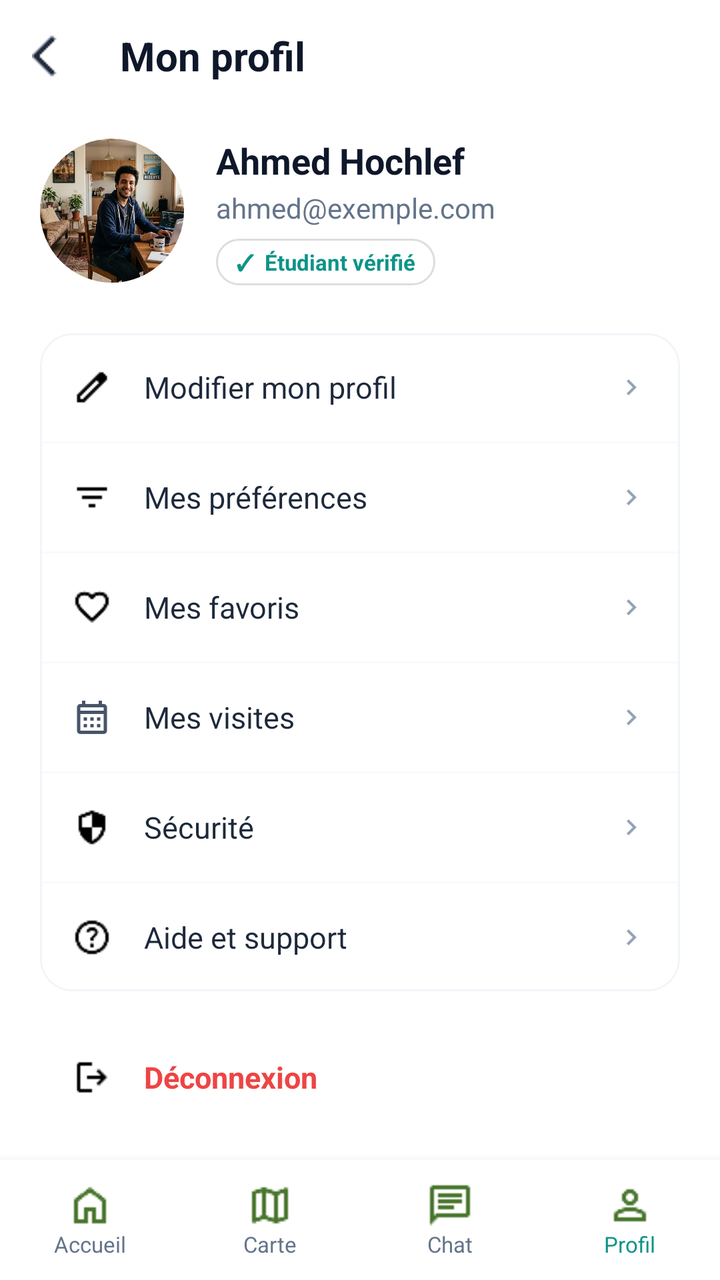
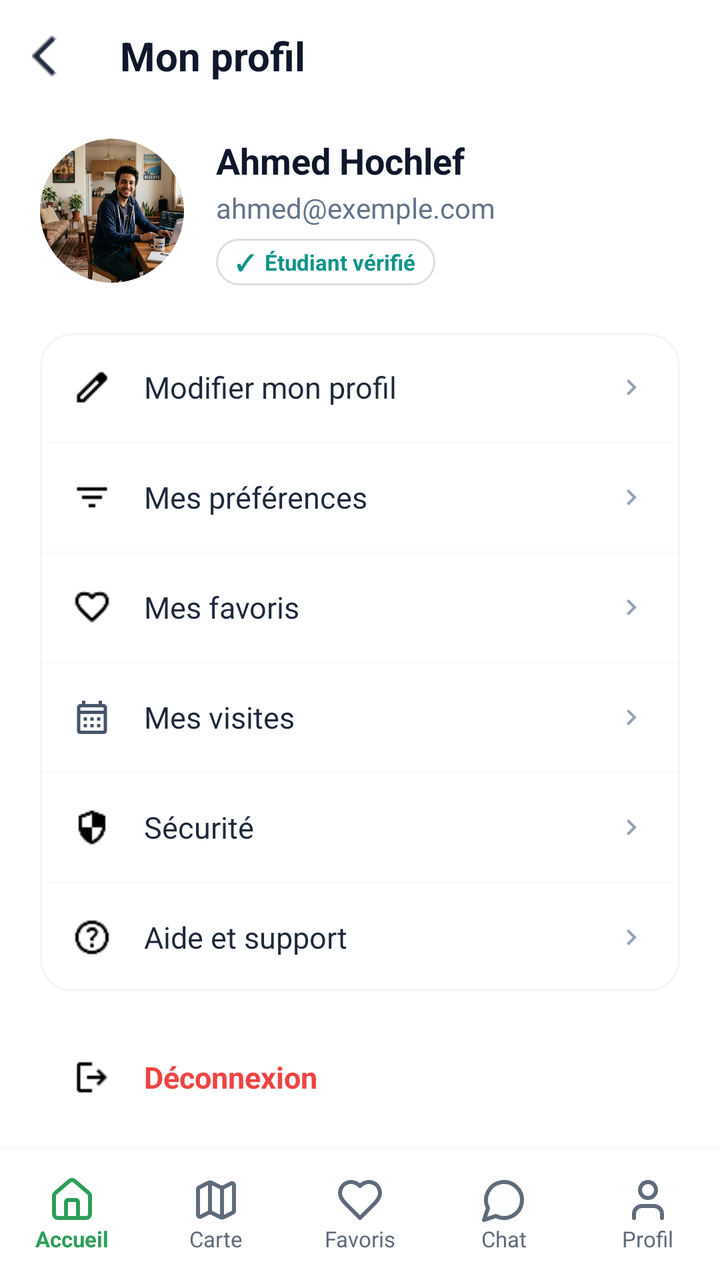

Before-and-after screenshots of an Android layout around one commit, followed by the original layout XML and the change that was made.
<!-- AndroidManifest.xml: application theme Theme.DIAR -->
<!-- res/layout/interface_17_promax.xml -->
<?xml version="1.0" encoding="utf-8"?>
<androidx.constraintlayout.widget.ConstraintLayout
    xmlns:android="http://schemas.android.com/apk/res/android"
    xmlns:app="http://schemas.android.com/apk/res-auto"
    xmlns:tools="http://schemas.android.com/tools"
    android:layout_width="match_parent"
    android:layout_height="match_parent"
    android:background="#FFFFFF">

    
    <LinearLayout
        android:id="@+id/header"
        android:layout_width="0dp"
        android:layout_height="56dp"
        android:gravity="center_vertical"
        android:orientation="horizontal"
        android:paddingHorizontal="16dp"
        app:layout_constraintTop_toTopOf="parent"
        app:layout_constraintStart_toStartOf="parent"
        app:layout_constraintEnd_toEndOf="parent">

        <ImageView
            android:id="@+id/btnBack"
            android:layout_width="24dp"
            android:layout_height="24dp"
            android:src="@drawable/arrow_back"
            app:tint="#1E293B"
            tools:ignore="ContentDescription" />

        <TextView
            android:layout_width="wrap_content"
            android:layout_height="wrap_content"
            android:layout_marginStart="20dp"
            android:text="Mon profil"
            android:textColor="#0F172A"
            android:textSize="20sp"
            android:textStyle="bold" />
    </LinearLayout>

    
    <ScrollView
        android:layout_width="0dp"
        android:layout_height="0dp"
        android:fillViewport="true"
        android:scrollbars="none"
        app:layout_constraintTop_toBottomOf="@id/header"
        app:layout_constraintBottom_toTopOf="@id/bottomNavigation"
        app:layout_constraintStart_toStartOf="parent"
        app:layout_constraintEnd_toEndOf="parent">

        <LinearLayout
            android:layout_width="match_parent"
            android:layout_height="wrap_content"
            android:orientation="vertical"
            android:paddingHorizontal="20dp"
            android:paddingTop="12dp"
            android:paddingBottom="20dp">

            
            <LinearLayout
                android:layout_width="match_parent"
                android:layout_height="wrap_content"
                android:gravity="center_vertical"
                android:orientation="horizontal"
                android:layout_marginBottom="24dp">

                
                <androidx.cardview.widget.CardView
                    android:layout_width="72dp"
                    android:layout_height="72dp"
                    app:cardCornerRadius="36dp"
                    app:cardElevation="0dp"
                    app:cardBackgroundColor="#F1F5F9">

                    <ImageView
                        android:id="@+id/ivProfile"
                        android:layout_width="match_parent"
                        android:layout_height="match_parent"
                        android:scaleType="centerCrop"
                        android:src="@drawable/coloc"
                        tools:ignore="ContentDescription" />
                </androidx.cardview.widget.CardView>

                <LinearLayout
                    android:layout_width="0dp"
                    android:layout_height="wrap_content"
                    android:layout_marginStart="16dp"
                    android:layout_weight="1"
                    android:orientation="vertical">

                    <TextView
                        android:id="@+id/tvName"
                        android:layout_width="wrap_content"
                        android:layout_height="wrap_content"
                        android:text="Ahmed Hochlef"
                        android:textColor="#0F172A"
                        android:textSize="18sp"
                        android:textStyle="bold" />

                    <TextView
                        android:id="@+id/tvEmail"
                        android:layout_width="wrap_content"
                        android:layout_height="wrap_content"
                        android:layout_marginTop="2dp"
                        android:text="ahmed@exemple.com"
                        android:textColor="#64748B"
                        android:textSize="14sp" />

                    
                    <TextView
                        android:id="@+id/tvVerified"
                        android:layout_width="wrap_content"
                        android:layout_height="wrap_content"
                        android:layout_marginTop="6dp"
                        android:background="@drawable/bg_search_bar"
                        android:paddingHorizontal="10dp"
                        android:paddingVertical="4dp"
                        android:text="✓  Étudiant vérifié"
                        android:textColor="#0D9488"
                        android:textSize="11sp"
                        android:textStyle="bold" />
                </LinearLayout>

            </LinearLayout>

            
            <com.google.android.material.card.MaterialCardView
                android:layout_width="match_parent"
                android:layout_height="wrap_content"
                app:cardCornerRadius="16dp"
                app:cardElevation="0dp"
                app:strokeWidth="1dp"
                app:strokeColor="#F1F5F9"
                app:cardBackgroundColor="@android:color/white">

                <LinearLayout
                    android:layout_width="match_parent"
                    android:layout_height="wrap_content"
                    android:orientation="vertical">

                    
                    <LinearLayout
                        android:id="@+id/optionEditProfile"
                        android:layout_width="match_parent"
                        android:layout_height="54dp"
                        android:background="?attr/selectableItemBackground"
                        android:clickable="true"
                        android:focusable="true"
                        android:gravity="center_vertical"
                        android:paddingHorizontal="16dp">

                        <ImageView
                            android:layout_width="20dp"
                            android:layout_height="20dp"
                            android:src="@drawable/modify"
                            tools:ignore="ContentDescription" />

                        <TextView
                            android:layout_width="0dp"
                            android:layout_height="wrap_content"
                            android:layout_marginStart="16dp"
                            android:layout_weight="1"
                            android:text="Modifier mon profil"
                            android:textColor="#1E293B"
                            android:textSize="15sp" />

                        <ImageView
                            android:layout_width="16dp"
                            android:layout_height="16dp"
                            android:src="@drawable/ic_chevron_right"
                            app:tint="#94A3B8"
                            tools:ignore="ContentDescription" />
                    </LinearLayout>

                    <View
                        android:layout_width="match_parent"
                        android:layout_height="1dp"
                        android:background="#F8FAFC" />

                    
                    <LinearLayout
                        android:id="@+id/optionPreferences"
                        android:layout_width="match_parent"
                        android:layout_height="54dp"
                        android:background="?attr/selectableItemBackground"
                        android:clickable="true"
                        android:focusable="true"
                        android:gravity="center_vertical"
                        android:paddingHorizontal="16dp">

                        <ImageView
                            android:layout_width="20dp"
                            android:layout_height="20dp"
                            android:src="@drawable/filter"
                            tools:ignore="ContentDescription" />

                        <TextView
                            android:layout_width="0dp"
                            android:layout_height="wrap_content"
                            android:layout_marginStart="16dp"
                            android:layout_weight="1"
                            android:text="Mes préférences"
                            android:textColor="#1E293B"
                            android:textSize="15sp" />

                        <ImageView
                            android:layout_width="16dp"
                            android:layout_height="16dp"
                            android:src="@drawable/ic_chevron_right"
                            app:tint="#94A3B8"
                            tools:ignore="ContentDescription" />
                    </LinearLayout>

                    <View
                        android:layout_width="match_parent"
                        android:layout_height="1dp"
                        android:background="#F8FAFC" />

                    
                    <LinearLayout
                        android:id="@+id/optionFavorites"
                        android:layout_width="match_parent"
                        android:layout_height="54dp"
                        android:background="?attr/selectableItemBackground"
                        android:clickable="true"
                        android:focusable="true"
                        android:gravity="center_vertical"
                        android:paddingHorizontal="16dp">

                        <ImageView
                            android:layout_width="20dp"
                            android:layout_height="20dp"
                            android:src="@drawable/heart"
                            app:tint="@color/black"
                            tools:ignore="ContentDescription" />

                        <TextView
                            android:layout_width="0dp"
                            android:layout_height="wrap_content"
                            android:layout_marginStart="16dp"
                            android:layout_weight="1"
                            android:text="Mes favoris"
                            android:textColor="#1E293B"
                            android:textSize="15sp" />

                        <ImageView
                            android:layout_width="16dp"
                            android:layout_height="16dp"
                            android:src="@drawable/ic_chevron_right"
                            app:tint="#94A3B8"
                            tools:ignore="ContentDescription" />
                    </LinearLayout>

                    <View
                        android:layout_width="match_parent"
                        android:layout_height="1dp"
                        android:background="#F8FAFC" />

                    
                    <LinearLayout
                        android:id="@+id/optionVisits"
                        android:layout_width="match_parent"
                        android:layout_height="54dp"
                        android:background="?attr/selectableItemBackground"
                        android:clickable="true"
                        android:focusable="true"
                        android:gravity="center_vertical"
                        android:paddingHorizontal="16dp">

                        <ImageView
                            android:layout_width="20dp"
                            android:layout_height="20dp"
                            android:src="@drawable/ic_calendar"
                            app:tint="#475569"
                            tools:ignore="ContentDescription" />

                        <TextView
                            android:layout_width="0dp"
                            android:layout_height="wrap_content"
                            android:layout_marginStart="16dp"
                            android:layout_weight="1"
                            android:text="Mes visites"
                            android:textColor="#1E293B"
                            android:textSize="15sp" />

                        <ImageView
                            android:layout_width="16dp"
                            android:layout_height="16dp"
                            android:src="@drawable/ic_chevron_right"
                            app:tint="#94A3B8"
                            tools:ignore="ContentDescription" />
                    </LinearLayout>

                    <View
                        android:layout_width="match_parent"
                        android:layout_height="1dp"
                        android:background="#F8FAFC" />

                    
                    <LinearLayout
                        android:id="@+id/optionSecurity"
                        android:layout_width="match_parent"
                        android:layout_height="54dp"
                        android:background="?attr/selectableItemBackground"
                        android:clickable="true"
                        android:focusable="true"
                        android:gravity="center_vertical"
                        android:paddingHorizontal="16dp">

                        <ImageView
                            android:layout_width="20dp"
                            android:layout_height="20dp"
                            android:src="@drawable/security"
                            tools:ignore="ContentDescription" />

                        <TextView
                            android:layout_width="0dp"
                            android:layout_height="wrap_content"
                            android:layout_marginStart="16dp"
                            android:layout_weight="1"
                            android:text="Sécurité"
                            android:textColor="#1E293B"
                            android:textSize="15sp" />

                        <ImageView
                            android:layout_width="16dp"
                            android:layout_height="16dp"
                            android:src="@drawable/ic_chevron_right"
                            app:tint="#94A3B8"
                            tools:ignore="ContentDescription" />
                    </LinearLayout>

                    <View
                        android:layout_width="match_parent"
                        android:layout_height="1dp"
                        android:background="#F8FAFC" />

                    
                    <LinearLayout
                        android:id="@+id/optionHelp"
                        android:layout_width="match_parent"
                        android:layout_height="54dp"
                        android:background="?attr/selectableItemBackground"
                        android:clickable="true"
                        android:focusable="true"
                        android:gravity="center_vertical"
                        android:paddingHorizontal="16dp">

                        <ImageView
                            android:layout_width="20dp"
                            android:layout_height="20dp"
                            android:src="@drawable/help"
                            tools:ignore="ContentDescription" />

                        <TextView
                            android:layout_width="0dp"
                            android:layout_height="wrap_content"
                            android:layout_marginStart="16dp"
                            android:layout_weight="1"
                            android:text="Aide et support"
                            android:textColor="#1E293B"
                            android:textSize="15sp" />

                        <ImageView
                            android:layout_width="16dp"
                            android:layout_height="16dp"
                            android:src="@drawable/ic_chevron_right"
                            app:tint="#94A3B8"
                            tools:ignore="ContentDescription" />
                    </LinearLayout>

                </LinearLayout>
            </com.google.android.material.card.MaterialCardView>

            
            <LinearLayout
                android:id="@+id/optionLogout"
                android:layout_width="match_parent"
                android:layout_height="54dp"
                android:layout_marginTop="16dp"
                android:background="?attr/selectableItemBackground"
                android:clickable="true"
                android:focusable="true"
                android:gravity="center_vertical"
                android:paddingHorizontal="16dp">

                <ImageView
                    android:layout_width="20dp"
                    android:layout_height="20dp"
                    android:src="@drawable/logout"
                    tools:ignore="ContentDescription" />

                <TextView
                    android:layout_width="wrap_content"
                    android:layout_height="wrap_content"
                    android:layout_marginStart="16dp"
                    android:text="Déconnexion"
                    android:textColor="#EF4444"
                    android:textSize="15sp"
                    android:textStyle="bold" />
            </LinearLayout>

        </LinearLayout>
    </ScrollView>

    
    <include
        android:id="@+id/bottomNavigation"
        layout="@layout/interface_barre_navigation"
        android:layout_width="0dp"
        android:layout_height="60dp"
        app:layout_constraintBottom_toBottomOf="parent"
        app:layout_constraintStart_toStartOf="parent"
        app:layout_constraintEnd_toEndOf="parent" />

</androidx.constraintlayout.widget.ConstraintLayout>
<!-- res/layout/interface_barre_navigation.xml (included above) -->
<?xml version="1.0" encoding="utf-8"?>
<LinearLayout xmlns:android="http://schemas.android.com/apk/res/android"
    android:layout_width="match_parent"
    android:layout_height="60dp"
    android:orientation="horizontal"
    android:background="#FFFFFF"
    android:elevation="8dp"
    android:gravity="center">

    
    <LinearLayout
        android:id="@+id/navAccueil"
        android:layout_width="0dp"
        android:layout_height="match_parent"
        android:layout_weight="1"
        android:gravity="center"
        android:orientation="vertical"
        android:clickable="true"
        android:focusable="true"
        android:background="?attr/selectableItemBackground">

        <ImageView
            android:layout_width="24dp"
            android:layout_height="24dp"
            android:src="@drawable/home"
            android:pointerIcon="hand" />

        <TextView
            android:layout_width="wrap_content"
            android:layout_height="wrap_content"
            android:text="Accueil"
            android:textSize="11sp"
            android:textColor="#64748B" />
    </LinearLayout>

    
    <LinearLayout
        android:id="@+id/navCarte"
        android:layout_width="0dp"
        android:layout_height="match_parent"
        android:layout_weight="1"
        android:gravity="center"
        android:orientation="vertical"
        android:clickable="true"
        android:focusable="true"
        android:background="?attr/selectableItemBackground">

        <ImageView
            android:layout_width="24dp"
            android:layout_height="24dp"
            android:src="@drawable/map" />

        <TextView
            android:layout_width="wrap_content"
            android:layout_height="wrap_content"
            android:text="Carte"
            android:textSize="11sp"
            android:textColor="#64748B" />
    </LinearLayout>

    
    <LinearLayout
        android:id="@+id/navChat"
        android:layout_width="0dp"
        android:layout_height="match_parent"
        android:layout_weight="1"
        android:gravity="center"
        android:orientation="vertical"
        android:clickable="true"
        android:focusable="true"
        android:background="?attr/selectableItemBackground">

        <ImageView
            android:layout_width="24dp"
            android:layout_height="24dp"
            android:src="@drawable/chat" />

        <TextView
            android:layout_width="wrap_content"
            android:layout_height="wrap_content"
            android:text="Chat"
            android:textSize="11sp"
            android:textColor="#64748B" />
    </LinearLayout>

    
    <LinearLayout
        android:id="@+id/navProfil"
        android:layout_width="0dp"
        android:layout_height="match_parent"
        android:layout_weight="1"
        android:gravity="center"
        android:orientation="vertical"
        android:clickable="true"
        android:focusable="true"
        android:background="?attr/selectableItemBackground">

        <ImageView
            android:layout_width="24dp"
            android:layout_height="24dp"
            android:src="@drawable/person" />

        <TextView
            android:layout_width="wrap_content"
            android:layout_height="wrap_content"
            android:text="Profil"
            android:textSize="11sp"
            android:textColor="#0D9488" />
    </LinearLayout>

</LinearLayout>
<!-- resources referenced by this layout -->
<resources>
  <color name="black">#FF000000</color>
  <!-- drawable bg_search_bar (drawable) -->
  <?xml version="1.0" encoding="utf-8"?>
  <shape xmlns:android="http://schemas.android.com/apk/res/android">
      <solid android:color="#FFFFFF" />
      <corners android:radius="12dp" />
      <stroke
          android:width="1dp"
          android:color="#DDDDDD" />
  </shape>
  <!-- drawable chat: png bitmap (drawable, 279 bytes) -->
  <!-- drawable home: png bitmap (drawable, 370 bytes) -->
  <!-- drawable map: png bitmap (drawable, 513 bytes) -->
  <!-- drawable person: png bitmap (drawable, 449 bytes) -->
  <style name="Theme.DIAR" parent="Base.Theme.DIAR" />
  <style name="Base.Theme.DIAR" parent="Theme.Material3.DayNight.NoActionBar">
          
          
      </style>
  <!-- unchanged entries left out for length: 10 -->
</resources>

<!-- the commit's change to res/layout/interface_17_promax.xml (unified diff, before → after) -->
@@ -408,7 +408,7 @@
         android:id="@+id/bottomNavigation"
         layout="@layout/interface_barre_navigation"
         android:layout_width="0dp"
-        android:layout_height="60dp"
+        android:layout_height="65dp"
         app:layout_constraintBottom_toBottomOf="parent"
         app:layout_constraintStart_toStartOf="parent"
         app:layout_constraintEnd_toEndOf="parent" />
@@ -416,113 +416,142 @@
 </androidx.constraintlayout.widget.ConstraintLayout>
 <!-- res/layout/interface_barre_navigation.xml (included above) -->
 <?xml version="1.0" encoding="utf-8"?>
-<LinearLayout xmlns:android="http://schemas.android.com/apk/res/android"
+<LinearLayout
+    xmlns:android="http://schemas.android.com/apk/res/android"
+    xmlns:app="http://schemas.android.com/apk/res-auto"
+    android:id="@+id/bottom_nav"
     android:layout_width="match_parent"
-    android:layout_height="60dp"
-    android:orientation="horizontal"
+    android:layout_height="64dp"
     android:background="#FFFFFF"
     android:elevation="8dp"
-    android:gravity="center">
-
-    
+    android:gravity="center"
+    android:orientation="horizontal"
+    android:weightSum="5">
+
     <LinearLayout
-        android:id="@+id/navAccueil"
+        android:id="@+id/nav_accueil"
         android:layout_width="0dp"
         android:layout_height="match_parent"
         android:layout_weight="1"
         android:gravity="center"
         android:orientation="vertical"
-        android:clickable="true"
-        android:focusable="true"
-        android:background="?attr/selectableItemBackground">
+        android:background="?attr/selectableItemBackgroundBorderless">
 
         <ImageView
+            android:id="@+id/icon_accueil"
             android:layout_width="24dp"
             android:layout_height="24dp"
-            android:src="@drawable/home"
-            android:pointerIcon="hand" />
+            android:src="@drawable/ic_homee"
+            app:tint="#2E9E5B"/>
 
         <TextView
+            android:id="@+id/text_accueil"
             android:layout_width="wrap_content"
             android:layout_height="wrap_content"
             android:text="Accueil"
+            android:textColor="#2E9E5B"
             android:textSize="11sp"
-            android:textColor="#64748B" />
+            android:textStyle="bold"/>
     </LinearLayout>
 
-    
     <LinearLayout
-        android:id="@+id/navCarte"
+        android:id="@+id/nav_carte"
         android:layout_width="0dp"
         android:layout_height="match_parent"
         android:layout_weight="1"
         android:gravity="center"
         android:orientation="vertical"
-        android:clickable="true"
-        android:focusable="true"
-        android:background="?attr/selectableItemBackground">
+        android:background="?attr/selectableItemBackgroundBorderless">
 
         <ImageView
+            android:id="@+id/icon_carte"
             android:layout_width="24dp"
             android:layout_height="24dp"
-            android:src="@drawable/map" />
+            android:src="@drawable/ic_map"
+            app:tint="#5F6B7A"/>
 
         <TextView
+            android:id="@+id/text_carte"
             android:layout_width="wrap_content"
             android:layout_height="wrap_content"
             android:text="Carte"
-            android:textSize="11sp"
-            android:textColor="#64748B" />
+            android:textColor="#5F6B7A"
+            android:textSize="11sp"/>
     </LinearLayout>
 
-    
     <LinearLayout
-        android:id="@+id/navChat"
+        android:id="@+id/nav_favoris"
         android:layout_width="0dp"
         android:layout_height="match_parent"
         android:layout_weight="1"
         android:gravity="center"
         android:orientation="vertical"
-        android:clickable="true"
-        android:focusable="true"
-        android:background="?attr/selectableItemBackground">
+        android:background="?attr/selectableItemBackgroundBorderless">
 
         <ImageView
+            android:id="@+id/icon_favoris"
             android:layout_width="24dp"
             android:layout_height="24dp"
-            android:src="@drawable/chat" />
+            android:src="@drawable/ic_heart"
+            app:tint="#5F6B7A"/>
 
         <TextView
+            android:id="@+id/text_favoris"
             android:layout_width="wrap_content"
             android:layout_height="wrap_content"
-            android:text="Chat"
-            android:textSize="11sp"
-            android:textColor="#64748B" />
+            android:text="Favoris"
+            android:textColor="#5F6B7A"
+            android:textSize="11sp"/>
     </LinearLayout>
 
-    
     <LinearLayout
-        android:id="@+id/navProfil"
+        android:id="@+id/nav_chat"
         android:layout_width="0dp"
         android:layout_height="match_parent"
         android:layout_weight="1"
         android:gravity="center"
         android:orientation="vertical"
-        android:clickable="true"
-        android:focusable="true"
-        android:background="?attr/selectableItemBackground">
+        android:background="?attr/selectableItemBackgroundBorderless">
 
         <ImageView
+            android:id="@+id/icon_chat"
             android:layout_width="24dp"
             android:layout_height="24dp"
-            android:src="@drawable/person" />
+            android:src="@drawable/ic_chatt"
+            app:tint="#5F6B7A"/>
 
         <TextView
+            android:id="@+id/text_chat"
             android:layout_width="wrap_content"
             android:layout_height="wrap_content"
+            android:text="Chat"
+            android:textColor="#5F6B7A"
+            android:textSize="11sp"/>
+    </LinearLayout>
+
+    <LinearLayout
+        android:id="@+id/nav_profil"
+        android:layout_width="0dp"
+        android:layout_height="match_parent"
+        android:layout_weight="1"
+        android:gravity="center"
+        android:orientation="vertical"
+        android:background="?attr/selectableItemBackgroundBorderless">
+
+        <ImageView
+            android:id="@+id/icon_profil"
+            android:layout_width="24dp"
+            android:layout_height="24dp"
+            android:src="@drawable/ic_user"
+            app:tint="#5F6B7A"/>
+
+        <TextView
+            android:id="@+id/text_profil"
+            android:layout_width="wrap_content"
+            android:layout_height="wrap_content"
             android:text="Profil"
-            android:textSize="11sp"
-            android:textColor="#0D9488" />
+            android:textColor="#5F6B7A"
+            android:textSize="11sp"/>
     </LinearLayout>
 
 </LinearLayout>
<!-- resource entries referenced after the edit -->
@@ -10,10 +10,93 @@
           android:width="1dp"
           android:color="#DDDDDD" />
   </shape>
-  <!-- drawable chat: png bitmap (drawable, 279 bytes) -->
-  <!-- drawable home: png bitmap (drawable, 370 bytes) -->
-  <!-- drawable map: png bitmap (drawable, 513 bytes) -->
-  <!-- drawable person: png bitmap (drawable, 449 bytes) -->
+  <!-- drawable ic_chatt (drawable) -->
+  <vector xmlns:android="http://schemas.android.com/apk/res/android"
+      android:width="24dp"
+      android:height="24dp"
+      android:viewportWidth="24"
+      android:viewportHeight="24">
+      <path
+          android:pathData="M7.9,20A9,9 0,1 0,4 16.1L2,22Z"
+          android:strokeColor="#FFFFFF"
+          android:strokeWidth="2"
+          android:strokeLineCap="round"
+          android:strokeLineJoin="round" />
+  </vector>
+  <!-- drawable ic_heart (drawable) -->
+  <vector xmlns:android="http://schemas.android.com/apk/res/android"
+      android:width="24dp"
+      android:height="24dp"
+      android:viewportWidth="24"
+      android:viewportHeight="24">
+      <path
+          android:pathData="M19,14c1.49,-1.46 3,-3.21 3,-5.5A5.5,5.5 0,0 0,16.5 3c-1.76,0 -3,0.5 -4.5,2 -1.5,-1.5 -2.74,-2 -4.5,-2A5.5,5.5 0,0 0,2 8.5c0,2.3 1.5,4.05 3,5.5l7,7Z"
+          android:strokeColor="#FFFFFF"
+          android:strokeWidth="2"
+          android:strokeLineCap="round"
+          android:strokeLineJoin="round" />
+  </vector>
+  <!-- drawable ic_homee (drawable) -->
+  <vector xmlns:android="http://schemas.android.com/apk/res/android"
+      android:width="24dp"
+      android:height="24dp"
+      android:viewportWidth="24"
+      android:viewportHeight="24">
+      <path
+          android:pathData="M15,21v-8a1,1 0,0 0,-1 -1h-4a1,1 0,0 0,-1 1v8"
+          android:strokeColor="#FFFFFF"
+          android:strokeWidth="2"
+          android:strokeLineCap="round"
+          android:strokeLineJoin="round" />
+      <path
+          android:pathData="M3,10a2,2 0,0 1,0.709 -1.528l7,-5.999a2,2 0,0 1,2.582 0l7,5.999A2,2 0,0 1,21 10v9a2,2 0,0 1,-2 2H5a2,2 0,0 1,-2 -2z"
+          android:strokeColor="#FFFFFF"
+          android:strokeWidth="2"
+          android:strokeLineCap="round"
+          android:strokeLineJoin="round" />
+  </vector>
+  <!-- drawable ic_map (drawable) -->
+  <vector xmlns:android="http://schemas.android.com/apk/res/android"
+      android:width="24dp"
+      android:height="24dp"
+      android:viewportWidth="24"
+      android:viewportHeight="24">
+      <path
+          android:pathData="M14.106,5.553a2,2 0,0 0,1.788 0l3.659,-1.83A1,1 0,0 1,21 4.619v12.764a1,1 0,0 1,-0.553 0.894l-4.553,2.277a2,2 0,0 1,-1.788 0l-4.212,-2.106a2,2 0,0 0,-1.788 0l-3.659,1.83A1,1 0,0 1,3 19.381V6.618a1,1 0,0 1,0.553 -0.894l4.553,-2.277a2,2 0,0 1,1.788 0z"
+          android:strokeColor="#FFFFFF"
+          android:strokeWidth="2"
+          android:strokeLineCap="round"
+          android:strokeLineJoin="round" />
+      <path
+          android:pathData="M15,5.764v15"
+          android:strokeColor="#FFFFFF"
+          android:strokeWidth="2"
+          android:strokeLineCap="round" />
+      <path
+          android:pathData="M9,3.236v15"
+          android:strokeColor="#FFFFFF"
+          android:strokeWidth="2"
+          android:strokeLineCap="round" />
+  </vector>
+  <!-- drawable ic_user (drawable) -->
+  <vector xmlns:android="http://schemas.android.com/apk/res/android"
+      android:width="24dp"
+      android:height="24dp"
+      android:viewportWidth="24"
+      android:viewportHeight="24">
+      <path
+          android:pathData="M19,21v-2a4,4 0,0 0,-4 -4H9a4,4 0,0 0,-4 4v2"
+          android:strokeColor="#FFFFFF"
+          android:strokeWidth="2"
+          android:strokeLineCap="round"
+          android:strokeLineJoin="round" />
+      <path
+          android:pathData="M12,3a4,4 0,1 0,0 8a4,4 0,1 0,0 -8"
+          android:strokeColor="#FFFFFF"
+          android:strokeWidth="2"
+          android:strokeLineCap="round"
+          android:strokeLineJoin="round" />
+  </vector>
   <style name="Theme.DIAR" parent="Base.Theme.DIAR" />
   <style name="Base.Theme.DIAR" parent="Theme.Material3.DayNight.NoActionBar">
           
